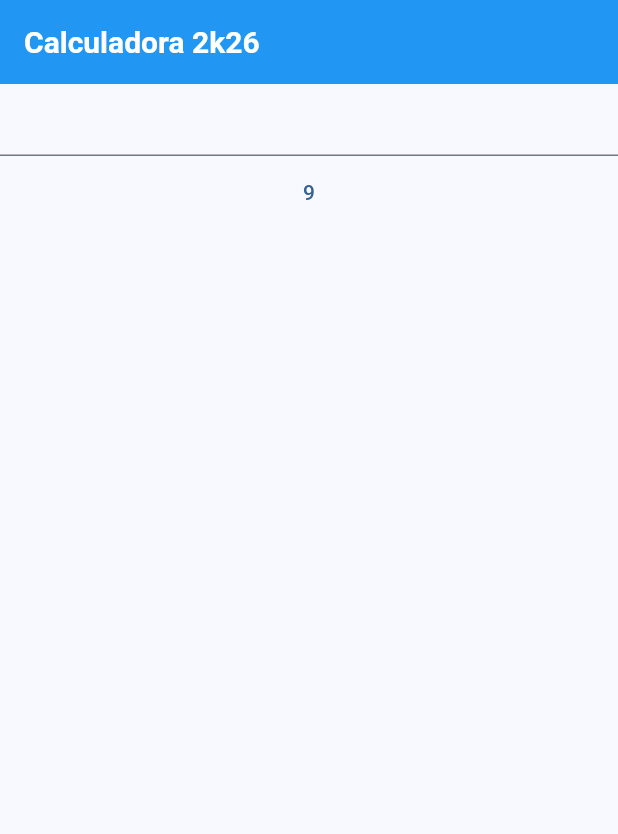
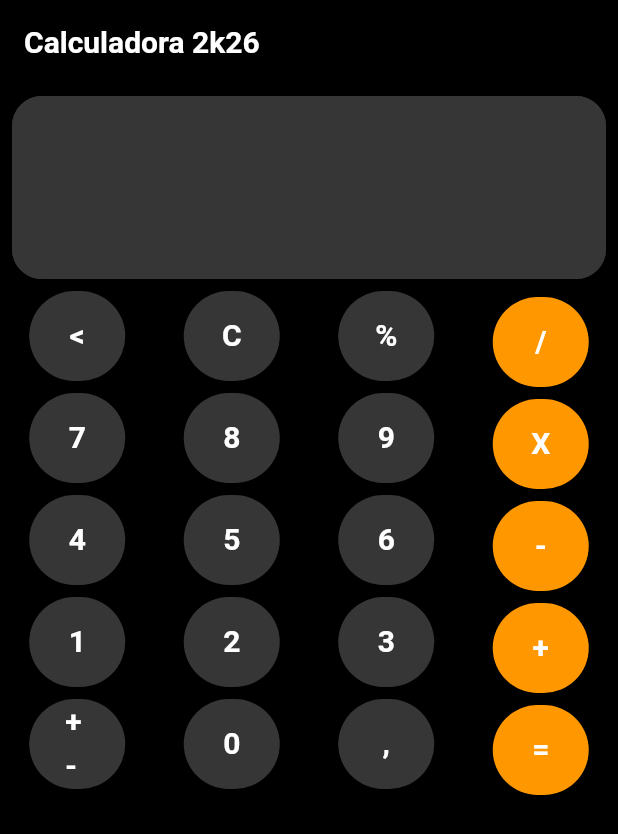
Before and after one commit to raulivan/calculadora2k26, a Flutter app: the screen it shows after launch, on a phone screen of 412 x 824 dp. Shown: the top 834 px of the screen. Run offline on Flutter 3.47's test engine with Material 3 defaults, Android fonts, the phone set to English and light mode, and no system bars.

Commit message:
feat: Interface

```diff
--- a/lib/main.dart
+++ b/lib/main.dart
@@ -2,5 +2,5 @@ import 'package:calculadora2026/src/app.dart';
 import 'package:flutter/material.dart';
 
 void main() {
-  runApp(const MyApp());
+  runApp(const CalculadorApp());
 }
--- a/lib/src/app.dart
+++ b/lib/src/app.dart
@@ -1,8 +1,8 @@
 import 'package:calculadora2026/src/ui/views/home/home_page.dart';
 import 'package:flutter/material.dart';
 
-class MyApp extends StatelessWidget {
-  const MyApp({super.key});
+class CalculadorApp extends StatelessWidget {
+  const CalculadorApp({super.key});
 
   @override
   Widget build(BuildContext context) {
--- a/lib/src/ui/views/home/home_page.dart
+++ b/lib/src/ui/views/home/home_page.dart
@@ -1,3 +1,5 @@
+import 'package:calculadora2026/src/ui/views/home/widgets/botao_operacao_widget.dart';
+import 'package:calculadora2026/src/ui/views/home/widgets/botao_widget.dart';
 import 'package:calculadora2026/src/ui/views/home/widgets/display_widget.dart';
 import 'package:flutter/material.dart';
 
@@ -13,18 +15,65 @@ class _HomePageState extends State<HomePage> {
   Widget build(BuildContext context) {
     return Scaffold(
       appBar: AppBar(
-        title: Text('Calculadora 2k26',
-        style: TextStyle(
-          color: Colors.white,
-          fontSize: 20,
-          fontWeight: FontWeight.bold
-        )),
-        backgroundColor: Colors.blue,
+        title: Text(
+          'Calculadora 2k26',
+          style: TextStyle(
+            color: Colors.white,
+            fontSize: 20,
+            fontWeight: FontWeight.bold,
+          ),
+        ),
+        backgroundColor: Colors.black,
       ),
+      backgroundColor: Colors.black,
       body: Column(
         children: [
           Display(),
-          TextButton(onPressed: (){}, child: Text('9'))
+          Row(
+            mainAxisAlignment: MainAxisAlignment.spaceAround,
+            children: [
+              Botao(texto: "<", onPressed: () {}),
+              Botao(texto: "C", onPressed: () {}),
+              Botao(texto: "%", onPressed: () {}),
+              BotaoOperacao(texto: "/", onPressed: () {}),
+            ],
+          ),
+          Row(
+            mainAxisAlignment: MainAxisAlignment.spaceAround,
+            children: [
+              Botao(texto: "7", onPressed: () {}),
+              Botao(texto: "8", onPressed: () {}),
+              Botao(texto: "9", onPressed: () {}),
+              BotaoOperacao(texto: "X", onPressed: () {}),
+            ],
+          ),
+           Row(
+            mainAxisAlignment: MainAxisAlignment.spaceAround,
+            children: [
+              Botao(texto: "4", onPressed: () {}),
+              Botao(texto: "5", onPressed: () {}),
+              Botao(texto: "6", onPressed: () {}),
+              BotaoOperacao(texto: "-", onPressed: () {}),
+            ],
+          ),
+          Row(
+            mainAxisAlignment: MainAxisAlignment.spaceAround,
+            children: [
+              Botao(texto: "1", onPressed: () {}),
+              Botao(texto: "2", onPressed: () {}),
+              Botao(texto: "3", onPressed: () {}),
+              BotaoOperacao(texto: "+", onPressed: () {}),
+            ],
+          ),
+          Row(
+            mainAxisAlignment: MainAxisAlignment.spaceAround,
+            children: [
+              Botao(texto: "+-", onPressed: () {}),
+              Botao(texto: "0", onPressed: () {}),
+              Botao(texto: ",", onPressed: () {}),
+              BotaoOperacao(texto: "=", onPressed: () {}),
+            ],
+          ),
         ],
       ),
     );
--- /dev/null
+++ b/lib/src/ui/views/home/widgets/botao_operacao_widget.dart
@@ -0,0 +1,29 @@
+import 'package:flutter/material.dart';
+
+class BotaoOperacao extends StatelessWidget {
+  final String texto;
+  final  void Function()? onPressed;
+  const BotaoOperacao({super.key, required this.texto, this.onPressed});
+
+  @override
+  Widget build(BuildContext context) {
+    return FilledButton(
+      //Ocorre quando precionar o botão
+      onPressed: onPressed,
+      // Aparência do botão
+      style: FilledButton.styleFrom(
+        // Define a cor de fundo do botão
+        backgroundColor: Colors.orange,
+        // Define o tamanho fixo do botão
+        fixedSize: Size(60, 60),
+        // Define a forma do botão
+        shape: RoundedRectangleBorder(
+          // Define cantos arredondados para o botão
+          borderRadius: BorderRadius.circular(50),
+        ),
+      ),
+      // Personaliza a aparecia do texto do botão
+      child: Text(texto, style: TextStyle(fontSize: 20,fontWeight: FontWeight.bold)),
+    );
+  }
+}
--- /dev/null
+++ b/lib/src/ui/views/home/widgets/botao_widget.dart
@@ -0,0 +1,32 @@
+import 'package:flutter/material.dart';
+
+class Botao extends StatelessWidget {
+  final String texto;
+  final  void Function()? onPressed;
+  const Botao({super.key, required this.texto, this.onPressed});
+
+  @override
+  Widget build(BuildContext context) {
+    return Padding(
+      padding: const EdgeInsets.only(bottom: 8.0),
+      child: FilledButton(
+        //Ocorre quando precionar o botão
+        onPressed: onPressed,
+        // Aparência do botão
+        style: FilledButton.styleFrom(
+          // Define a cor de fundo do botão
+          backgroundColor: const Color.fromARGB(255, 54, 54, 54),
+          // Define o tamanho fixo do botão
+          fixedSize: Size(60, 60),
+          // Define a forma do botão
+          shape: RoundedRectangleBorder(
+            // Define cantos arredondados para o botão
+            borderRadius: BorderRadius.circular(50),
+          ),
+        ),
+        // Personaliza a aparecia do texto do botão
+        child: Text(texto, style: TextStyle(fontSize: 20,fontWeight: FontWeight.bold)),
+      ),
+    );
+  }
+}
--- a/lib/src/ui/views/home/widgets/display_widget.dart
+++ b/lib/src/ui/views/home/widgets/display_widget.dart
@@ -5,6 +5,40 @@ class Display extends StatelessWidget {
 
   @override
   Widget build(BuildContext context) {
-    return TextField();
+    return Padding(
+      // Define o espaçamento interno do widget
+      padding: const EdgeInsets.all(8.0),
+      child: TextField(
+        //Ajustando a fonte
+        style: TextStyle(fontSize: 20, color: Colors.white),
+        //Quantidade de Linhas
+        maxLines: 3,
+        minLines: 3,
+        //Alinhamento do Texto
+        textAlign: TextAlign.end,
+        //Tipo de teclado
+        keyboardType: TextInputType.number,
+        //Definindo como somente leitura
+        // readOnly: true,
+        // Alinhamento vertical do texto
+        textAlignVertical: TextAlignVertical.bottom,
+        // Definir a aparência da caixa de texto
+        decoration: InputDecoration(
+          //Cor de Fundo da caixa de texto
+          filled: true,
+          fillColor: const Color.fromARGB(255, 54, 54, 54),
+          // Borda padrão da caixa de texto
+          enabledBorder: OutlineInputBorder(
+            borderRadius: BorderRadius.circular(20),
+            borderSide: BorderSide(color: const Color.fromARGB(255, 54, 54, 54), width: 3),
+          ),
+          //Borda quando recebe foco
+          focusedBorder: OutlineInputBorder(
+            borderRadius: BorderRadius.circular(20),
+            borderSide: BorderSide(color: Colors.yellow, width: 3),
+          ),
+        ),
+      ),
+    );
   }
 }
```
